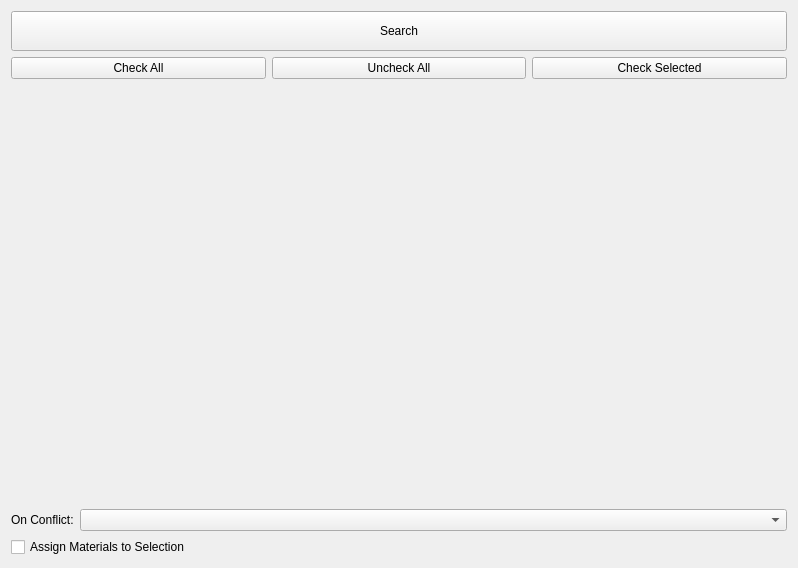
This is textureimporter/ui/networks_widget.ui in beatreichenbach/texture-importer as Qt 5 draws it before an edit. The edited form follows.
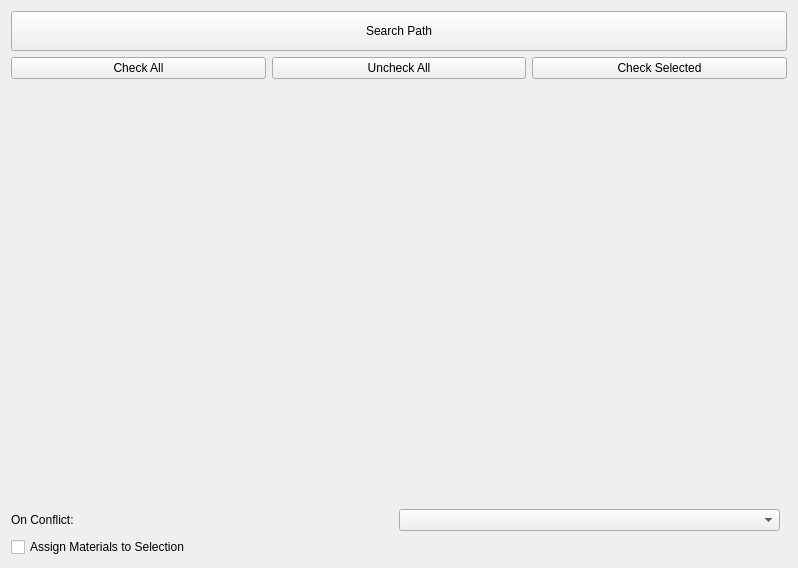
This is the edited form.

Commit message: Update network view

What changed in the file:
```diff
--- a/textureimporter/ui/networks_widget.ui
+++ b/textureimporter/ui/networks_widget.ui
@@ -23,7 +23,7 @@
       </size>
      </property>
      <property name="text">
-      <string>Search</string>
+      <string>Search Path</string>
      </property>
     </widget>
    </item>
@@ -56,7 +56,7 @@
     <widget class="QWidget" name="networks_tree" native="true"/>
    </item>
    <item>
-    <layout class="QHBoxLayout" name="conflict_lay" stretch="0,1">
+    <layout class="QHBoxLayout" name="conflict_lay">
      <item>
       <widget class="QLabel" name="conflict_lbl">
        <property name="text">
@@ -67,6 +67,13 @@
      <item>
       <widget class="QComboBox" name="conflict_cmb"/>
      </item>
+     <item>
+      <spacer name="spacer">
+       <property name="orientation">
+        <enum>Qt::Horizontal</enum>
+       </property>
+      </spacer>
+     </item>
     </layout>
    </item>
    <item>
```
The commit also changes 6 other files.
